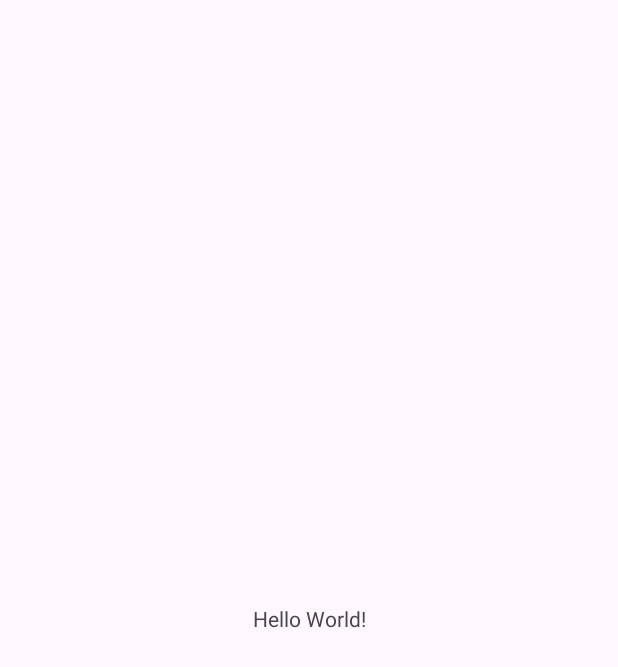
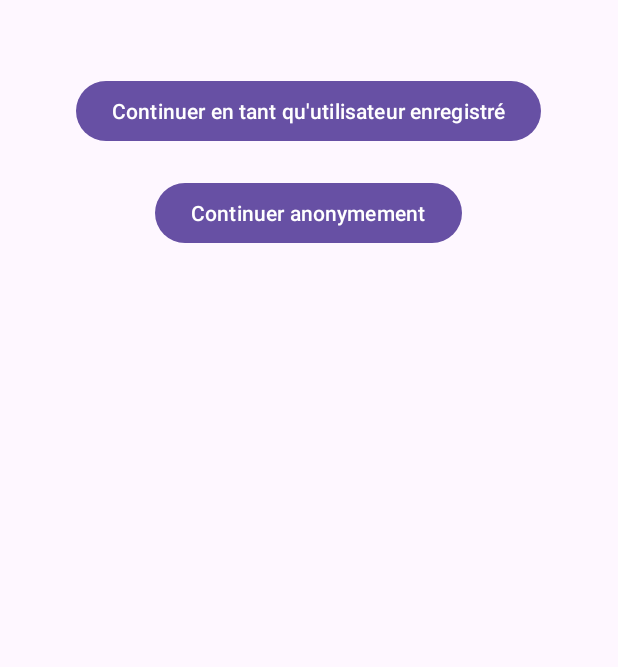
Before and after one commit to Bilalbsd/GestionInterim, an Android app: the screen it shows after launch (MainActivity), on a phone screen of 412 x 824 dp. Before the commit the part shown is almost empty. Shown: the top 667 px of the screen. Run offline under Robolectric (Android 15) with nearby library versions, the phone set to English and light mode, and no system bars.

Commit message:
Update on project

```diff
--- a/app/src/main/java/com/example/gestioninterim/MainActivity.kt
+++ b/app/src/main/java/com/example/gestioninterim/MainActivity.kt
@@ -1,20 +1,68 @@
 package com.example.gestioninterim
 
+import android.Manifest
+import android.content.Intent
+import android.content.pm.PackageManager
 import android.os.Bundle
-import androidx.activity.enableEdgeToEdge
+import android.widget.Button
+import android.widget.Toast
 import androidx.appcompat.app.AppCompatActivity
-import androidx.core.view.ViewCompat
-import androidx.core.view.WindowInsetsCompat
+import androidx.core.app.ActivityCompat
+import androidx.core.content.ContextCompat
+import com.example.gestioninterim.register.RegisterActivity
+import com.example.gestioninterim.userAnonyme.MainAnonymeActivity
 
 class MainActivity : AppCompatActivity() {
+
+    private val LOCATION_PERMISSION_REQUEST_CODE = 1001
+
     override fun onCreate(savedInstanceState: Bundle?) {
         super.onCreate(savedInstanceState)
-        enableEdgeToEdge()
         setContentView(R.layout.activity_main)
-        ViewCompat.setOnApplyWindowInsetsListener(findViewById(R.id.main)) { v, insets ->
-            val systemBars = insets.getInsets(WindowInsetsCompat.Type.systemBars())
-            v.setPadding(systemBars.left, systemBars.top, systemBars.right, systemBars.bottom)
-            insets
+
+        // Demander la permission de localisation
+        requestLocationPermission()
+
+        val continueRegisteredButton = findViewById<Button>(R.id.continueRegisteredButton)
+        val continueAnonymouslyButton = findViewById<Button>(R.id.continueAnonymouslyButton)
+
+        continueRegisteredButton.setOnClickListener {
+            startActivity(Intent(this, RegisterActivity::class.java))
+        }
+
+        continueAnonymouslyButton.setOnClickListener {
+            startActivity(Intent(this, MainAnonymeActivity::class.java))
+        }
+    }
+
+    private fun requestLocationPermission() {
+        if (ContextCompat.checkSelfPermission(
+                this,
+                Manifest.permission.ACCESS_FINE_LOCATION
+            ) != PackageManager.PERMISSION_GRANTED
+        ) {
+            ActivityCompat.requestPermissions(
+                this,
+                arrayOf(Manifest.permission.ACCESS_FINE_LOCATION),
+                LOCATION_PERMISSION_REQUEST_CODE
+            )
+        }
+    }
+
+    override fun onRequestPermissionsResult(
+        requestCode: Int,
+        permissions: Array<out String>,
+        grantResults: IntArray
+    ) {
+        super.onRequestPermissionsResult(requestCode, permissions, grantResults)
+        if (requestCode == LOCATION_PERMISSION_REQUEST_CODE) {
+            if (grantResults.isNotEmpty() && grantResults[0] == PackageManager.PERMISSION_GRANTED) {
+                // La permission de localisation est accordée
+                Toast.makeText(this, "Permission de localisation accordée", Toast.LENGTH_SHORT).show()
+            } else {
+                // La permission de localisation est refusée
+                Toast.makeText(this, "Permission de localisation refusée", Toast.LENGTH_SHORT).show()
+            }
         }
     }
 }
--- a/app/src/main/res/layout/activity_main.xml
+++ b/app/src/main/res/layout/activity_main.xml
@@ -1,19 +1,23 @@
 <?xml version="1.0" encoding="utf-8"?>
-<androidx.constraintlayout.widget.ConstraintLayout xmlns:android="http://schemas.android.com/apk/res/android"
-    xmlns:app="http://schemas.android.com/apk/res-auto"
-    xmlns:tools="http://schemas.android.com/tools"
-    android:id="@+id/main"
+<RelativeLayout xmlns:android="http://schemas.android.com/apk/res/android"
     android:layout_width="match_parent"
-    android:layout_height="match_parent"
-    tools:context=".MainActivity">
+    android:layout_height="match_parent">
 
-    <TextView
+    <Button
+        android:id="@+id/continueRegisteredButton"
         android:layout_width="wrap_content"
         android:layout_height="wrap_content"
-        android:text="Hello World!"
-        app:layout_constraintBottom_toBottomOf="parent"
-        app:layout_constraintEnd_toEndOf="parent"
-        app:layout_constraintStart_toStartOf="parent"
-        app:layout_constraintTop_toTopOf="parent" />
+        android:text="Continuer en tant qu'utilisateur enregistré"
+        android:layout_centerHorizontal="true"
+        android:layout_marginTop="50dp" />
 
-</androidx.constraintlayout.widget.ConstraintLayout>
+    <Button
+        android:id="@+id/continueAnonymouslyButton"
+        android:layout_width="wrap_content"
+        android:layout_height="wrap_content"
+        android:text="Continuer anonymement"
+        android:layout_below="@id/continueRegisteredButton"
+        android:layout_centerHorizontal="true"
+        android:layout_marginTop="20dp" />
+
+</RelativeLayout>
--- a/build.gradle.kts
+++ b/build.gradle.kts
@@ -1,3 +1,8 @@
+buildscript {
+    dependencies {
+        classpath(libs.google.services)
+    }
+}
 // Top-level build file where you can add configuration options common to all sub-projects/modules.
 plugins {
     alias(libs.plugins.androidApplication) apply false
```
Also changed, not shown: app/build.gradle.kts (+11 -0 lines), app/src/main/AndroidManifest.xml (+19 -1 lines), gradle/libs.versions.toml (+11 -1 lines), gradle/wrapper/gradle-wrapper.properties.
